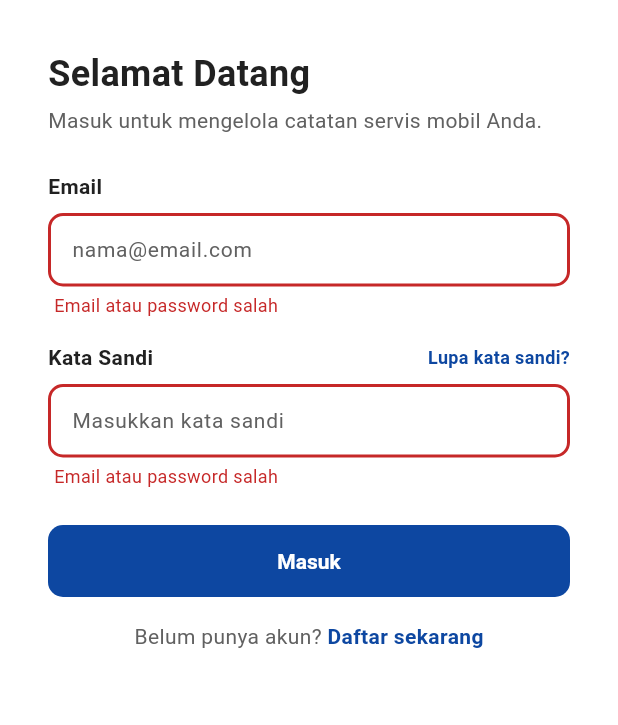
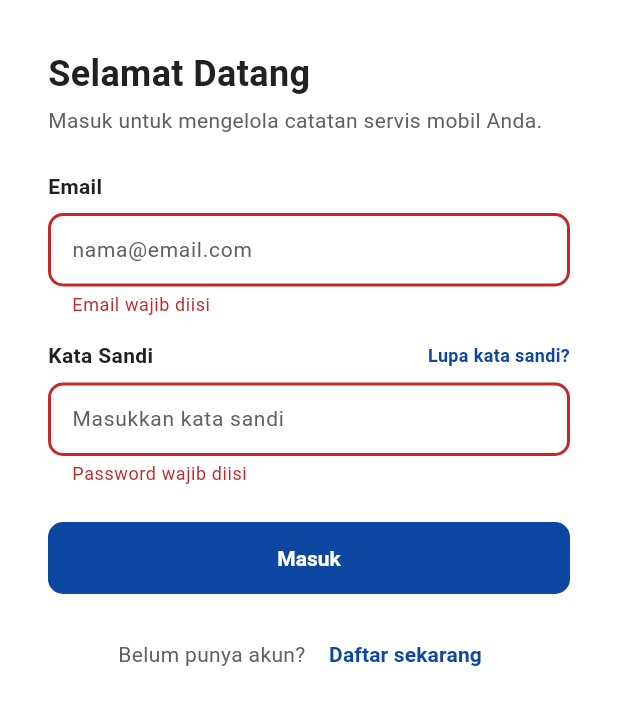
Before and after one commit to P3ltier/mygarage, a Flutter app: the screen it shows after launch, after a tap on "Masuk", on a phone screen of 412 x 824 dp, the part 84-809 px from its top. Run offline on Flutter 3.47's test engine with Material 3 defaults, Android fonts, the phone set to English and light mode, and no system bars; our stand-ins replace firebase_core; accounts and stored records are empty.

Commit message:
Tambah halaman masuk/daftar, cek status login, tombol keluar, dan pesan kesalahan

```diff
--- a/lib/main.dart
+++ b/lib/main.dart
@@ -1,4 +1,8 @@
+import 'package:firebase_auth/firebase_auth.dart';
+import 'package:firebase_core/firebase_core.dart';
 import 'package:flutter/material.dart';
+
+import 'firebase_options.dart';
 
 // ============================================================
 // Style guide — dari Figma "2201650002 - MyGarage - Wireframe"
@@ -78,8 +82,52 @@ String? periksaCatatan(String jenis, String biayaRaw) {
   return (false, 'Servis terakhir: ${formatTanggal(terakhir)}');
 }
 
-void main() {
-  runApp(MyApp());
+// ============================================================
+// Validasi login + terjemahan kode error Firebase Auth
+// ============================================================
+String? validasiEmail(String? nilai) {
+  final email = nilai?.trim() ?? '';
+  if (email.isEmpty) return 'Email wajib diisi';
+  if (!RegExp(r'^[^@\s]+@[^@\s]+\.[^@\s]+$').hasMatch(email)) {
+    return 'Format email belum benar';
+  }
+  return null;
+}
+
+String? validasiPassword(String? nilai) {
+  if (nilai == null || nilai.isEmpty) return 'Password wajib diisi';
+  if (nilai.length < 6) return 'Password minimal 6 karakter';
+  return null;
+}
+
+String pesanKesalahanAuth(String kode) {
+  switch (kode) {
+    // Disamakan agar orang lain tidak bisa menebak email mana yang terdaftar.
+    case 'invalid-credential':
+    case 'wrong-password':
+    case 'user-not-found':
+      return 'Email atau password salah';
+    case 'invalid-email':
+      return 'Format email belum benar';
+    case 'email-already-in-use':
+      return 'Email sudah terdaftar. Silakan masuk.';
+    case 'weak-password':
+      return 'Password terlalu lemah, minimal 6 karakter';
+    case 'too-many-requests':
+      return 'Terlalu banyak percobaan. Coba lagi nanti.';
+    case 'network-request-failed':
+      return 'Tidak dapat terhubung. Periksa koneksi internet.';
+    case 'operation-not-allowed':
+      return 'Login email/password belum diaktifkan di Firebase Console';
+    default:
+      return 'Terjadi kesalahan. Silakan coba lagi.';
+  }
+}
+
+Future<void> main() async {
+  WidgetsFlutterBinding.ensureInitialized();
+  await Firebase.initializeApp(options: DefaultFirebaseOptions.currentPlatform);
+  runApp(const MyApp());
 }
 
 // ============================================================
@@ -88,9 +136,11 @@ void main() {
 
 /// App Bar Figma: navy, teks putih; varian dengan tombol kembali (←).
 class MyAppBar extends StatelessWidget implements PreferredSizeWidget {
-  const MyAppBar({super.key, required this.judul, this.tampilkanKembali = false});
+  const MyAppBar(
+      {super.key, required this.judul, this.tampilkanKembali = false, this.actions});
   final String judul;
   final bool tampilkanKembali;
+  final List<Widget>? actions;
 
   @override
   Size get preferredSize => const Size.fromHeight(kToolbarHeight);
@@ -109,6 +159,7 @@ class MyAppBar extends StatelessWidget implements PreferredSizeWidget {
             )
           : null,
       centerTitle: false,
+      actions: actions,
       title: Text(judul,
           style: const TextStyle(fontFamily: 'Roboto',
               fontSize: 18, fontWeight: FontWeight.w600, color: Colors.white)),
@@ -133,6 +184,7 @@ class InputField extends StatelessWidget {
     this.onTap,
     this.obscure = false,
     this.trailing,
+    this.validator,
   });
 
   final Key? fieldKey;
@@ -147,6 +199,7 @@ class InputField extends StatelessWidget {
   final VoidCallback? onTap;
   final bool obscure;
   final Widget? trailing;
+  final FormFieldValidator<String>? validator;
 
   OutlineInputBorder _border(Color c, double w) => OutlineInputBorder(
         borderRadius: BorderRadius.circular(kRadius),
@@ -172,9 +225,10 @@ class InputField extends StatelessWidget {
           ],
         ),
         const SizedBox(height: kJarakS),
-        TextField(
+        TextFormField(
           key: fieldKey,
           controller: controller,
+          validator: validator,
           keyboardType: keyboardType,
           readOnly: readOnly,
           onTap: onTap,
@@ -188,6 +242,7 @@ class InputField extends StatelessWidget {
             hintStyle: const TextStyle(fontSize: 14, color: kTeksSekunder),
             prefixText: prefix,
             prefixStyle: const TextStyle(fontSize: 14, color: kTeksUtama),
+            errorStyle: const TextStyle(fontSize: 12, color: kMerah),
             filled: true,
             fillColor: kLatar,
             suffixIcon: suffixIcon,
@@ -215,7 +270,7 @@ class InputField extends StatelessWidget {
 class TombolUtama extends StatelessWidget {
   const TombolUtama({super.key, required this.label, required this.onPressed});
   final String label;
-  final VoidCallback onPressed;
+  final VoidCallback? onPressed; // null = tombol nonaktif
 
   @override
   Widget build(BuildContext context) {
@@ -379,8 +434,10 @@ final List<CatatanServis> seedDefault = [
 // MyApp — pemuatan state paling luar (login → shell 2 tab)
 // ============================================================
 class MyApp extends StatefulWidget {
-  const MyApp({super.key, this.seed});
+  const MyApp({super.key, this.seed, this.sudahMasuk});
   final List<CatatanServis>? seed;
+  /// Hanya untuk test: lewati Firebase (true = Beranda, false = Login).
+  final bool? sudahMasuk;
 
   @override
   State<MyApp> createState() => _MyAppState();
@@ -393,8 +450,12 @@ class _MyAppState extends State<MyApp> {
   final _scaffoldKey = GlobalKey<ScaffoldMessengerState>();
   late final List<CatatanServis> catatan =
       List.of(widget.seed ?? seedDefault);
-  bool _masuk = false;
   int _tab = 0;
+
+  void _keluar() {
+    _tab = 0;
+    FirebaseAuth.instance.signOut();
+  }
 
   void _bukaForm({CatatanServis? edit}) async {
     final hasil = await _navigatorKey.currentState!.push(
@@ -438,9 +499,25 @@ class _MyAppState extends State<MyApp> {
         scaffoldBackgroundColor: kLatar,
         useMaterial3: true,
       ),
-      home: !_masuk
-          ? HalamanLogin(onMasuk: () => setState(() => _masuk = true))
-          : _buildShell(),
+      home: switch (widget.sudahMasuk) {
+        true => _buildShell(),
+        false => const HalamanLogin(),
+        null => _cekStatusLogin(),
+      },
+    );
+  }
+
+  /// Cek status login: halaman mengikuti authStateChanges(), tanpa Navigator.
+  Widget _cekStatusLogin() {
+    return StreamBuilder<User?>(
+      stream: FirebaseAuth.instance.authStateChanges(),
+      builder: (context, snapshot) {
+        if (snapshot.connectionState == ConnectionState.waiting) {
+          return const Scaffold(
+              body: Center(child: CircularProgressIndicator()));
+        }
+        return snapshot.hasData ? _buildShell() : const HalamanLogin();
+      },
     );
   }
 
@@ -456,7 +533,17 @@ class _MyAppState extends State<MyApp> {
       final bool mobile = kotak.maxWidth < 900;
       if (mobile) {
         return Scaffold(
-          appBar: MyAppBar(judul: _tab == 0 ? 'MyGarage' : 'Riwayat Servis'),
+          appBar: MyAppBar(
+            judul: _tab == 0 ? 'MyGarage' : 'Riwayat Servis',
+            actions: [
+              IconButton(
+                key: const Key('keluar'),
+                tooltip: 'Keluar',
+                icon: const Icon(Icons.logout),
+                onPressed: _keluar,
+              ),
+            ],
+          ),
           body: konten,
           bottomNavigationBar:
               BottomNavMyGarage(tab: _tab, gantiTab: (t) => setState(() => _tab = t)),
@@ -488,6 +575,8 @@ class _MyAppState extends State<MyApp> {
                   _menuWeb(Icons.receipt_long_outlined, 'Riwayat Servis',
                       _tab == 1, () => setState(() => _tab = 1)),
                   _menuWeb(Icons.person_outline, 'Profil', false, null),
+                  const Spacer(),
+                  _menuWeb(Icons.logout, 'Keluar', false, _keluar),
                 ],
               ),
             ),
@@ -548,54 +637,87 @@ class _MyAppState extends State<MyApp> {
 // H1 — LOGIN
 // ============================================================
 class HalamanLogin extends StatefulWidget {
-  const HalamanLogin({super.key, required this.onMasuk});
-  final VoidCallback onMasuk;
+  const HalamanLogin({super.key});
 
   @override
   State<HalamanLogin> createState() => _HalamanLoginState();
 }
 
+/// Satu halaman, dua mode (Masuk/Daftar). Berhasil masuk tidak memanggil
+/// Navigator: StreamBuilder di MyApp yang mengganti halaman.
 class _HalamanLoginState extends State<HalamanLogin> {
+  final _formKey = GlobalKey<FormState>();
   final _email = TextEditingController();
   final _sandi = TextEditingController();
-  String? _galat;
+  final _ulangi = TextEditingController();
+  bool _modeDaftar = false;
+  bool _sedangProses = false;
 
   @override
   void dispose() {
     _email.dispose();
     _sandi.dispose();
+    _ulangi.dispose();
     super.dispose();
   }
 
-  void _masuk() {
-    setState(() {
-      final ok = _email.text.trim().contains('@') && _sandi.text.length >= 6;
-      _galat = ok ? null : 'Email atau password salah';
-      if (ok) widget.onMasuk();
-    });
+  Future<void> _kirim() async {
+    if (!_formKey.currentState!.validate()) return;
+    final pesan = ScaffoldMessenger.of(context);
+    pesan.hideCurrentSnackBar();
+    setState(() => _sedangProses = true);
+    final email = _email.text.trim();
+    final password = _sandi.text;
+    try {
+      if (_modeDaftar) {
+        await FirebaseAuth.instance.createUserWithEmailAndPassword(
+            email: email, password: password);
+      } else {
+        await FirebaseAuth.instance.signInWithEmailAndPassword(
+            email: email, password: password);
+      }
+    } on FirebaseAuthException catch (e) {
+      pesan.showSnackBar(SnackBar(
+        content: Text(pesanKesalahanAuth(e.code)),
+        backgroundColor: kMerah,
+      ));
+      if (mounted) setState(() => _sedangProses = false);
+    }
+  }
+
+  void _gantiMode() {
+    _formKey.currentState?.reset();
+    _ulangi.clear();
+    setState(() => _modeDaftar = !_modeDaftar);
   }
 
   Widget _isi(double lebar) {
     return Container(
       width: lebar,
       padding: const EdgeInsets.all(kJarakM),
+      child: Form(
+        key: _formKey,
         child: Column(
           crossAxisAlignment: CrossAxisAlignment.stretch,
           mainAxisSize: MainAxisSize.min,
           children: [
-          const Text('Selamat Datang',
-              style: TextStyle(
+            Text(_modeDaftar ? 'Buat Akun' : 'Selamat Datang',
+                style: const TextStyle(
                     fontSize: 24, fontWeight: FontWeight.bold, color: kTeksUtama)),
             const SizedBox(height: 4),
-          const Text('Masuk untuk mengelola catatan servis mobil Anda.',
-              style: TextStyle(fontSize: 14, color: kTeksSekunder)),
+            Text(
+                _modeDaftar
+                    ? 'Daftar untuk mulai mencatat servis mobil Anda.'
+                    : 'Masuk untuk mengelola catatan servis mobil Anda.',
+                style: const TextStyle(fontSize: 14, color: kTeksSekunder)),
             const SizedBox(height: kJarakL),
             InputField(
               fieldKey: const Key('email'),
               controller: _email,
               label: 'Email',
               hint: 'nama@email.com',
-            pesanGalat: _galat,
+              keyboardType: TextInputType.emailAddress,
+              validator: validasiEmail,
             ),
             const SizedBox(height: kJarakM),
             InputField(
@@ -604,32 +726,62 @@ class _HalamanLoginState extends State<HalamanLogin> {
               label: 'Kata Sandi',
               hint: 'Masukkan kata sandi',
               obscure: true,
-            trailing: GestureDetector(
-              onTap: () {},
-              child: const Text('Lupa kata sandi?',
-                  style: TextStyle(fontFamily: 'Roboto',
+              validator: validasiPassword,
+              // Sesuai frame Figma; fitur reset (pengayaan modul) belum dibuat.
+              trailing: _modeDaftar
+                  ? null
+                  : const Text('Lupa kata sandi?',
+                      style: TextStyle(
+                          fontFamily: 'Roboto',
                           fontSize: 12,
                           fontWeight: FontWeight.w600,
                           color: kPrimer)),
             ),
-            pesanGalat: _galat,
+            if (_modeDaftar) ...[
+              const SizedBox(height: kJarakM),
+              InputField(
+                fieldKey: const Key('ulangi'),
+                controller: _ulangi,
+                label: 'Ulangi Kata Sandi',
+                hint: 'Ketik ulang kata sandi',
+                obscure: true,
+                validator: (v) {
+                  if (v == null || v.isEmpty) return 'Ulangi password';
+                  if (v != _sandi.text) return 'Password tidak sama';
+                  return null;
+                },
               ),
+            ],
             const SizedBox(height: kJarakL),
-          TombolUtama(key: const Key('masuk'), label: 'Masuk', onPressed: _masuk),
+            if (_sedangProses)
+              const SizedBox(
+                  height: kTinggiTombol,
+                  child: Center(child: CircularProgressIndicator()))
+            else
+              TombolUtama(
+                  key: const Key('masuk'),
+                  label: _modeDaftar ? 'Daftar' : 'Masuk',
+                  onPressed: _kirim),
             const SizedBox(height: kJarakM),
-          const Row(
+            Row(
               mainAxisAlignment: MainAxisAlignment.center,
               children: [
-              Text('Belum punya akun? ',
-                  style: TextStyle(fontSize: 14, color: kTeksSekunder)),
-              Text('Daftar sekarang',
-                  style: TextStyle(fontFamily: 'Roboto',
+                Text(_modeDaftar ? 'Sudah punya akun? ' : 'Belum punya akun? ',
+                    style: const TextStyle(fontSize: 14, color: kTeksSekunder)),
+                TextButton(
+                  key: const Key('ganti-mode'),
+                  onPressed: _sedangProses ? null : _gantiMode,
+                  child: Text(_modeDaftar ? 'Masuk' : 'Daftar sekarang',
+                      style: const TextStyle(
+                          fontFamily: 'Roboto',
                           fontSize: 14,
                           fontWeight: FontWeight.w600,
                           color: kPrimer)),
+                ),
               ],
             ),
           ],
+        ),
       ),
     );
   }
```
Also changed, not shown: 2 other files. Lines whose indentation alone changed are shown as unchanged.
